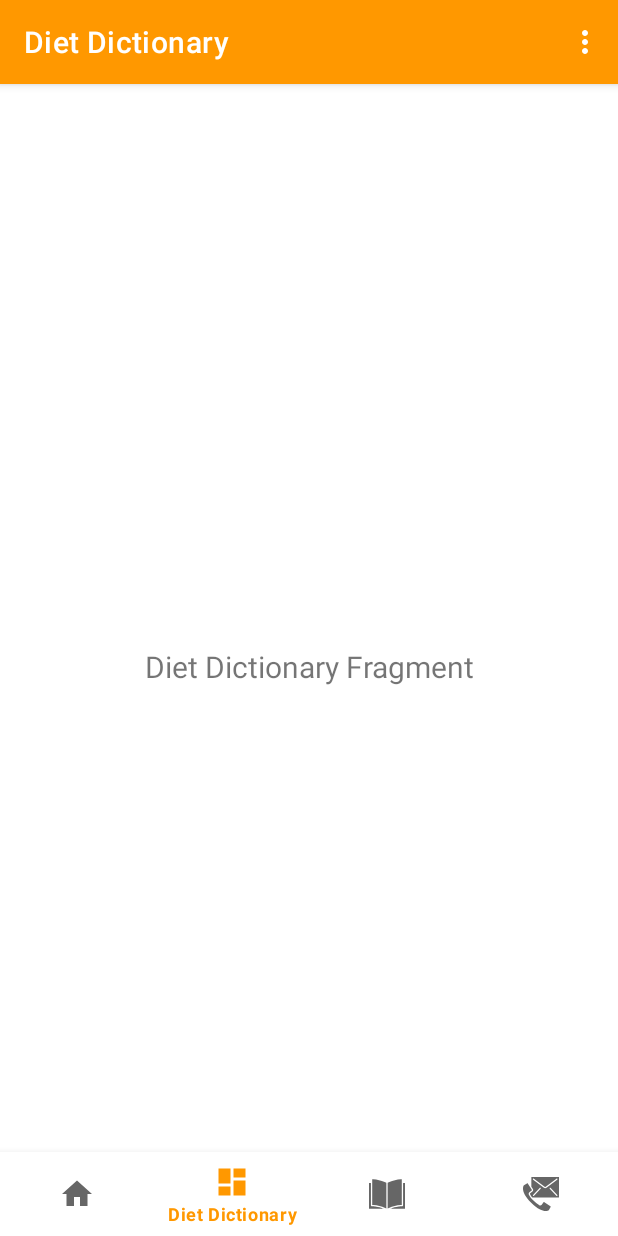
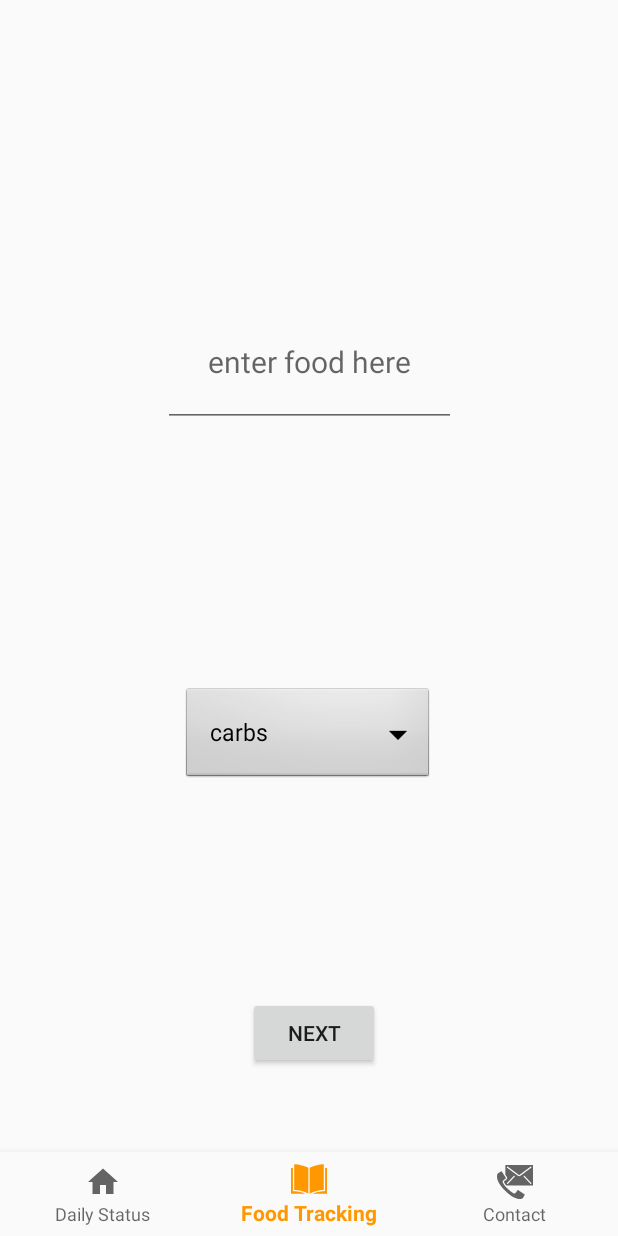
Before and after one commit to orpinhas20/MyNutritionApp, an Android app: the screen it shows after launch once a user with an empty profile is signed in (MainActivity), item 2 of the bottom bar chosen, on a phone screen of 412 x 824 dp. Run offline under Robolectric (Android 15) with nearby library versions, the phone set to English and light mode, and no system bars; our stand-ins replace Firebase (no records; nobody signed in at launch, a user with empty details on screens opened directly); libraries missing offline, so code that uses them is left out: com.anychart, com.anychart.chart, com.anychart.charts, com.firebase.ui; 3 statements that could not run were skipped.

Commit message:
Fix bugs + other
* fix user null when new user conect that dosent exist in db.
* fix: check data time stamp to show only food from today
* add: new marker to show clinq.

```diff
--- a/MyNutrition/app/src/main/AndroidManifest.xml
+++ b/MyNutrition/app/src/main/AndroidManifest.xml
@@ -17,7 +17,7 @@
             android:value="@string/map_key"/>
         <activity
             android:name=".Login"
-            android:theme="@style/Theme.MyNutrition.NoActionBar"
+            android:theme="@style/Theme.MyNutrition"
             android:label="@string/app_name">
             <intent-filter>
                 <action android:name="android.intent.action.MAIN" />
@@ -26,7 +26,8 @@
             </intent-filter>
         </activity>
         <activity
-            android:name=".MainActivity" >
+            android:name=".MainActivity"
+            android:theme="@style/Theme.MyNutrition">
         </activity>
     </application>
 </manifest>
--- a/MyNutrition/app/src/main/java/com/example/mynutrition/Constant.java
+++ b/MyNutrition/app/src/main/java/com/example/mynutrition/Constant.java
@@ -7,5 +7,7 @@ public class Constant {
     public static final String CARBS_iD = "1";
     public static final String FRUITS_ID = "2";
     public static final String vegetable = "3";
+    public static final String ACTION_UPDATE_UI = "update_ui";
+
 
 }
--- a/MyNutrition/app/src/main/java/com/example/mynutrition/Login.java
+++ b/MyNutrition/app/src/main/java/com/example/mynutrition/Login.java
@@ -82,8 +82,11 @@ public class Login extends AppCompatActivity {
         if (requestCode == RC_SIGN_IN) {
             IdpResponse response = IdpResponse.fromResultIntent(data);
 
+
             // Successfully signed in
             if (resultCode == RESULT_OK) {
+                FirebaseUser user = FirebaseAuth.getInstance().getCurrentUser();
+                this.user = user;
                 goToNextActivity();
             } else {
                 // Sign in failed
--- a/MyNutrition/app/src/main/java/com/example/mynutrition/MainActivity.java
+++ b/MyNutrition/app/src/main/java/com/example/mynutrition/MainActivity.java
@@ -1,15 +1,10 @@
 package com.example.mynutrition;
 
-import android.content.Intent;
 import android.os.Bundle;
 import android.util.Log;
 import android.view.Menu;
 import android.view.MenuItem;
-import android.widget.Toast;
-
-import com.example.mynutrition.data.User;
 import com.example.mynutrition.ui.daily_status.DailyStatusFragment;
-import com.example.mynutrition.ui.diet_dictionary.DietDictionaryFragment;
 import com.example.mynutrition.ui.food_tracking.FoodTrackingFragment;
 import com.example.mynutrition.ui.contact.ContactFragment;
 import com.google.android.material.bottomnavigation.BottomNavigationView;
@@ -24,7 +19,6 @@ import androidx.fragment.app.FragmentManager;
 public class MainActivity extends AppCompatActivity {
 
     private DailyStatusFragment dailyStatusFragment;
-    private DietDictionaryFragment dietDictionaryFragment;
     private FoodTrackingFragment foodTrackingFragment;
     private ContactFragment contactFragment;
     private Fragment activeFragment;
@@ -32,7 +26,7 @@ public class MainActivity extends AppCompatActivity {
     private BottomNavigationView navView;
     private Toolbar toolbar;
     private FirebaseUser user;
-    private Intent intent;
+
 
 
     @Override
@@ -40,31 +34,23 @@ public class MainActivity extends AppCompatActivity {
         super.onCreate(savedInstanceState);
         setContentView(R.layout.activity_main);
         toolbar = findViewById(R.id.toolbar);
-        setSupportActionBar(toolbar);
+        //setSupportActionBar(toolbar);
         initBottomBar();
         user = App.getInstance().getFbUser();
-        Log.d("pttt","phone number = " + user.getPhoneNumber());
 
     }
 
     private void initBottomBar() {
         navView = findViewById(R.id.nav_view);
         fragmentManager = getSupportFragmentManager();
-        dietDictionaryFragment = new DietDictionaryFragment();
         dailyStatusFragment = new DailyStatusFragment();
         foodTrackingFragment = new FoodTrackingFragment();
         contactFragment = new ContactFragment();
         updateTitle(R.id.navigation_daily_status);
         activeFragment = dailyStatusFragment;
         fragmentManager.beginTransaction().add(R.id.nav_host_fragment, dailyStatusFragment, "1").commit();
-        fragmentManager.beginTransaction().add(R.id.nav_host_fragment, dietDictionaryFragment, "2").hide(dietDictionaryFragment).commit();
-        fragmentManager.beginTransaction().add(R.id.nav_host_fragment, foodTrackingFragment, "3").hide(foodTrackingFragment).commit();
-        fragmentManager.beginTransaction().add(R.id.nav_host_fragment, contactFragment, "4").hide(contactFragment).commit();
-
-
-
-
-
+        fragmentManager.beginTransaction().add(R.id.nav_host_fragment, foodTrackingFragment, "2").hide(foodTrackingFragment).commit();
+        fragmentManager.beginTransaction().add(R.id.nav_host_fragment, contactFragment, "3").hide(contactFragment).commit();
         navView.setOnNavigationItemSelectedListener(new BottomNavigationView.OnNavigationItemSelectedListener() {
             @Override
             public boolean onNavigationItemSelected(@NonNull MenuItem item) {
@@ -72,11 +58,6 @@ public class MainActivity extends AppCompatActivity {
                     case R.id.navigation_daily_status:
                         fragmentManager.beginTransaction().hide(activeFragment).show(dailyStatusFragment).commit();
                         activeFragment = dailyStatusFragment;
-                        updateTitle(item.getItemId());
-                        return true;
-                    case R.id.navigation_diet_dictionary:
-                        fragmentManager.beginTransaction().hide(activeFragment).show(dietDictionaryFragment).commit();
-                        activeFragment = dietDictionaryFragment;
                         updateTitle(item.getItemId());
                         return true;
                     case R.id.navigation_food_tracking:
@@ -98,8 +79,6 @@ public class MainActivity extends AppCompatActivity {
     private void updateTitle(int id) {
         if (id == R.id.navigation_daily_status) {
             getSupportActionBar().setTitle(R.string.title_daily_status);
-        } else if (id == R.id.navigation_diet_dictionary) {
-            getSupportActionBar().setTitle(R.string.title_diet_dictionary);
         } else if (id == R.id.navigation_food_tracking) {
             getSupportActionBar().setTitle(R.string.title_food_tracking);
         } else if (id == R.id.navigation_contact) {
@@ -113,19 +92,5 @@ public class MainActivity extends AppCompatActivity {
         return true;
     }
 
-    @Override
-    public boolean onOptionsItemSelected(MenuItem item) {
-        int id = item.getItemId();
-
-        if (id == R.id.action_settings) {
-            openSettingsPage();
-            return true;
-        }
-        return super.onOptionsItemSelected(item);
-    }
-
-    private void openSettingsPage() {
-        Toast.makeText(this, "Settings", Toast.LENGTH_SHORT).show();
-    }
 
 }
--- a/MyNutrition/app/src/main/java/com/example/mynutrition/data/User.java
+++ b/MyNutrition/app/src/main/java/com/example/mynutrition/data/User.java
@@ -1,4 +1,4 @@
-package com.example.mynutrition;
+package com.example.mynutrition.data;
 
 import java.text.SimpleDateFormat;
 import java.util.Calendar;
--- a/MyNutrition/app/src/main/java/com/example/mynutrition/ui/daily_status/DailyStatusFragment.java
+++ b/MyNutrition/app/src/main/java/com/example/mynutrition/ui/daily_status/DailyStatusFragment.java
@@ -1,12 +1,21 @@
 package com.example.mynutrition.ui.daily_status;
 
+import android.content.BroadcastReceiver;
+import android.content.Context;
+import android.content.Intent;
+import android.content.IntentFilter;
 import android.os.Bundle;
+import android.text.format.DateUtils;
 import android.util.Log;
 import android.view.LayoutInflater;
 import android.view.View;
 import android.view.ViewGroup;
+import android.widget.Toast;
+
 import androidx.annotation.NonNull;
+import androidx.annotation.Nullable;
 import androidx.fragment.app.Fragment;
+import androidx.localbroadcastmanager.content.LocalBroadcastManager;
 
 import com.anychart.AnyChart;
 import com.anychart.AnyChartView;
@@ -15,6 +24,7 @@ import com.anychart.chart.common.dataentry.ValueDataEntry;
 import com.anychart.charts.Pie;
 
 import com.example.mynutrition.App;
+import com.example.mynutrition.Constant;
 import com.example.mynutrition.R;
 import com.example.mynutrition.data.Food;
 import com.google.android.gms.tasks.OnSuccessListener;
@@ -32,40 +42,68 @@ public class DailyStatusFragment extends Fragment {
     private List<DataEntry> data ;
     private Pie pie;
     private FirebaseUser user;
-    private List<Food> foodList = new ArrayList<>();
-
+    private List<Food> foodList ;
+    private BroadcastReceiver mUpdateUiReceiver = new BroadcastReceiver() {
+        @Override
+        public void onReceive(Context context, Intent intent) {
+            getDataForPieChart();
+        }
+    };
 
     public View onCreateView(@NonNull LayoutInflater inflater,
                              ViewGroup container, Bundle savedInstanceState) {
         View root = inflater.inflate(R.layout.fragment_daily_status, container, false);
-        pieChart = (AnyChartView) root.findViewById(R.id.pie_chart);
-        pie = AnyChart.pie();
+        pieChart = root.findViewById(R.id.pie_chart);
         db = App.getInstance().getDb();
         user = App.getInstance().getFbUser();
-        data = new ArrayList<>();
         getDataForPieChart();
-
         return root;
     }
 
+    @Override
+    public void onViewCreated(@NonNull View view, @Nullable Bundle savedInstanceState) {
+        super.onViewCreated(view, savedInstanceState);
+    }
+
+    @Override
+    public void onResume() {
+        super.onResume();
+        LocalBroadcastManager.getInstance(getContext()).registerReceiver(mUpdateUiReceiver,
+                new IntentFilter(Constant.ACTION_UPDATE_UI));
+    }
+
+    @Override
+    public void onDestroyView() {
+        super.onDestroyView();
+        LocalBroadcastManager.getInstance(getContext()).unregisterReceiver(mUpdateUiReceiver);
+    }
+
     private void getDataForPieChart() {
+        foodList = new ArrayList<>();
         String collectionName = user.getPhoneNumber();
         db.collection(collectionName).get().addOnSuccessListener(new OnSuccessListener<QuerySnapshot>() {
             @Override
             public void onSuccess(QuerySnapshot response) {
                 if(response.isEmpty()){
-                    Log.d("pttt","List is empty");
+                    Toast.makeText(getContext(), "No foods founded from today", Toast.LENGTH_SHORT).show();
                 return;
                 }
                 else{
                      foodList = response.toObjects(Food.class);
+                     getActivity().runOnUiThread(new Runnable() {
+                         @Override
+                         public void run() {
                              setDateForPieChart();
+                         }
+                     });
+
                 }
 
             }
         });
     }
     private void setDateForPieChart() {
+        data = new ArrayList<>();
         int fruitsCounter = 0;
         int vegetableCounter = 0;
         int carbsCounter = 0;
@@ -75,8 +113,10 @@ public class DailyStatusFragment extends Fragment {
         int sweet_drinksCounter = 0;
         int candyCounter = 0;
 
-        for (int i=0 ;i< foodList.size();i++){
-            Log.d("pttt","On Success "+ foodList.get(i).getFoodType());
+        Log.d("pttt", "data size " + foodList.size());
+
+        for (int i = 0; i < foodList.size(); i++) {
+            if (DateUtils.isToday(foodList.get(i).getTimeStamp())) {
                 switch (foodList.get(i).getFoodType()) {
 
                     case "fruits":
@@ -113,17 +153,32 @@ public class DailyStatusFragment extends Fragment {
                 }
 
             }
-        data.add(new ValueDataEntry("fruits",fruitsCounter));
-        data.add(new ValueDataEntry("vegetables",vegetableCounter));
-        data.add(new ValueDataEntry("carbs",carbsCounter));
-        data.add(new ValueDataEntry("protain",protainCounter));
-        data.add(new ValueDataEntry("fat",fatCounter));
-        data.add(new ValueDataEntry("sweet drinks",sweet_drinksCounter));
-        data.add(new ValueDataEntry("candy",candyCounter));
-        data.add(new ValueDataEntry("snacks",snacksCounter));
+        }
+            Log.d("amount", "fruits = " + fruitsCounter);
+            Log.d("amount", "vegetables = " + vegetableCounter);
+            Log.d("amount", "carbs = " + carbsCounter);
+            Log.d("amount", "protain = " + protainCounter);
+            Log.d("amount", "fat = " + fatCounter);
+            Log.d("amount", "sweet drinks = " + sweet_drinksCounter);
+            Log.d("amount", "candy = " + candyCounter);
+            Log.d("amount", "snacks = " + snacksCounter);
 
+            data.add(new ValueDataEntry("fruits", fruitsCounter));
+            data.add(new ValueDataEntry("vegetables", vegetableCounter));
+            data.add(new ValueDataEntry("carbs", carbsCounter));
+            data.add(new ValueDataEntry("protain", protainCounter));
+            data.add(new ValueDataEntry("fat", fatCounter));
+            data.add(new ValueDataEntry("sweet drinks", sweet_drinksCounter));
+            data.add(new ValueDataEntry("candy", candyCounter));
+            data.add(new ValueDataEntry("snacks", snacksCounter));
+
+            pie = AnyChart.pie();
             pie.title("Today Food Diagram: ");
             pie.data(data);
             pieChart.setChart(pie);
+
+
         }
+
+
 }
--- a/MyNutrition/app/src/main/java/com/example/mynutrition/ui/diet_dictionary/DietDictionaryFragment.java
+++ /dev/null
@@ -1,26 +0,0 @@
-package com.example.mynutrition.ui.diet_dictionary;
-
-import android.os.Bundle;
-import android.view.LayoutInflater;
-import android.view.View;
-import android.view.ViewGroup;
-import android.widget.TextView;
-
-import androidx.annotation.NonNull;
-import androidx.fragment.app.Fragment;
-
-import com.example.mynutrition.R;
-
-public class DietDictionaryFragment extends Fragment {
-
-    private TextView textView;
-    public View onCreateView(@NonNull LayoutInflater inflater,
-                             ViewGroup container, Bundle savedInstanceState) {
-
-        View root = inflater.inflate(R.layout.fragment_diet_dictionary, container, false);
-        textView = root.findViewById(R.id.text_dietDictionary);
-        textView.setText("Diet Dictionary Fragment");
-
-        return root;
-    }
-}
--- /dev/null
+++ b/MyNutrition/app/src/main/res/drawable/ic_refresh.xml
@@ -0,0 +1,5 @@
+<vector android:height="24dp" android:tint="#DC871D"
+    android:viewportHeight="24" android:viewportWidth="24"
+    android:width="24dp" xmlns:android="http://schemas.android.com/apk/res/android">
+    <path android:fillColor="@android:color/white" android:pathData="M12,6v3l4,-4 -4,-4v3c-4.42,0 -8,3.58 -8,8 0,1.57 0.46,3.03 1.24,4.26L6.7,14.8c-0.45,-0.83 -0.7,-1.79 -0.7,-2.8 0,-3.31 2.69,-6 6,-6zM18.76,7.74L17.3,9.2c0.44,0.84 0.7,1.79 0.7,2.8 0,3.31 -2.69,6 -6,6v-3l-4,4 4,4v-3c4.42,0 8,-3.58 8,-8 0,-1.57 -0.46,-3.03 -1.24,-4.26z"/>
+</vector>
--- a/MyNutrition/app/src/main/res/layout/activity_main.xml
+++ b/MyNutrition/app/src/main/res/layout/activity_main.xml
@@ -15,6 +15,7 @@
 
         <androidx.appcompat.widget.Toolbar
             android:id="@+id/toolbar"
+            android:visibility="gone"
             android:layout_width="match_parent"
             android:layout_height="?attr/actionBarSize"
             android:background="?attr/colorPrimary"
--- a/MyNutrition/app/src/main/res/layout/fragment_daily_status.xml
+++ b/MyNutrition/app/src/main/res/layout/fragment_daily_status.xml
@@ -6,7 +6,6 @@ xmlns:tools="http://schemas.android.com/tools"
 android:layout_width="match_parent"
 android:layout_height="match_parent"
 tools:context=".ui.daily_status.DailyStatusFragment">
-
 
     <com.anychart.AnyChartView
         android:id="@+id/pie_chart"
--- a/MyNutrition/app/src/main/res/layout/fragment_diet_dictionary.xml
+++ /dev/null
@@ -1,23 +0,0 @@
-<?xml version="1.0" encoding="utf-8"?>
-<androidx.constraintlayout.widget.ConstraintLayout
-    xmlns:android="http://schemas.android.com/apk/res/android"
-    xmlns:app="http://schemas.android.com/apk/res-auto"
-    xmlns:tools="http://schemas.android.com/tools"
-    android:layout_width="match_parent"
-    android:layout_height="match_parent"
-    tools:context=".ui.diet_dictionary.DietDictionaryFragment">
-
-    <TextView
-        android:id="@+id/text_dietDictionary"
-        android:layout_width="match_parent"
-        android:layout_height="wrap_content"
-        android:layout_marginStart="8dp"
-        android:layout_marginTop="8dp"
-        android:layout_marginEnd="8dp"
-        android:textAlignment="center"
-        android:textSize="20sp"
-        app:layout_constraintBottom_toBottomOf="parent"
-        app:layout_constraintEnd_toEndOf="parent"
-        app:layout_constraintStart_toStartOf="parent"
-        app:layout_constraintTop_toTopOf="parent" />
-</androidx.constraintlayout.widget.ConstraintLayout>
--- a/MyNutrition/app/src/main/res/menu/bottom_nav_menu.xml
+++ b/MyNutrition/app/src/main/res/menu/bottom_nav_menu.xml
@@ -5,11 +5,6 @@
         android:id="@+id/navigation_daily_status"
         android:icon="@drawable/ic_daily_status"
         android:title="@string/title_daily_status" />
-
-    <item
-        android:id="@+id/navigation_diet_dictionary"
-        android:icon="@drawable/ic_diet_dictionary"
-        android:title="@string/title_diet_dictionary" />
 
     <item
         android:id="@+id/navigation_food_tracking"
--- a/MyNutrition/app/src/main/res/menu/menu_main.xml
+++ b/MyNutrition/app/src/main/res/menu/menu_main.xml
@@ -2,9 +2,4 @@
     xmlns:app="http://schemas.android.com/apk/res-auto"
     xmlns:tools="http://schemas.android.com/tools"
     tools:context="com.guy.securednotes.ScrollingActivity">
-    <item
-        android:id="@+id/action_settings"
-        android:orderInCategory="100"
-        android:title="@string/settings"
-        app:showAsAction="never" />
 </menu>
--- a/MyNutrition/app/src/main/res/values/themes.xml
+++ b/MyNutrition/app/src/main/res/values/themes.xml
@@ -1,6 +1,6 @@
 <resources xmlns:tools="http://schemas.android.com/tools">
     <!-- Base application theme. -->
-    <style name="Theme.MyNutrition" parent="Theme.MaterialComponents.DayNight.NoActionBar">
+    <style name="Theme.MyNutrition" parent="Theme.AppCompat.Light.NoActionBar">
         <!-- Primary brand color. -->
         <item name="colorPrimary">@color/yellow_500</item>
         <item name="colorPrimaryVariant">@color/yellow_700</item>
@@ -11,6 +11,7 @@
         <item name="colorOnSecondary">@color/black</item>
         <!-- Status bar color. -->
         <item name="android:statusBarColor" tools:targetApi="l">?attr/colorPrimaryVariant</item>
+        <item name="windowActionBar">false</item>
         <!-- Customize your theme here. -->
     </style>
 
```
Also changed, not shown: MyNutrition/app/src/main/java/com/example/mynutrition/data/Food.java (+13 -2 lines), MyNutrition/app/src/main/java/com/example/mynutrition/ui/contact/ContactFragment.java (+16 -0 lines), MyNutrition/app/src/main/java/com/example/mynutrition/ui/food_tracking/FoodTrackingFragment.java (+15 -2 lines). Lines whose indentation alone changed are shown as unchanged.
